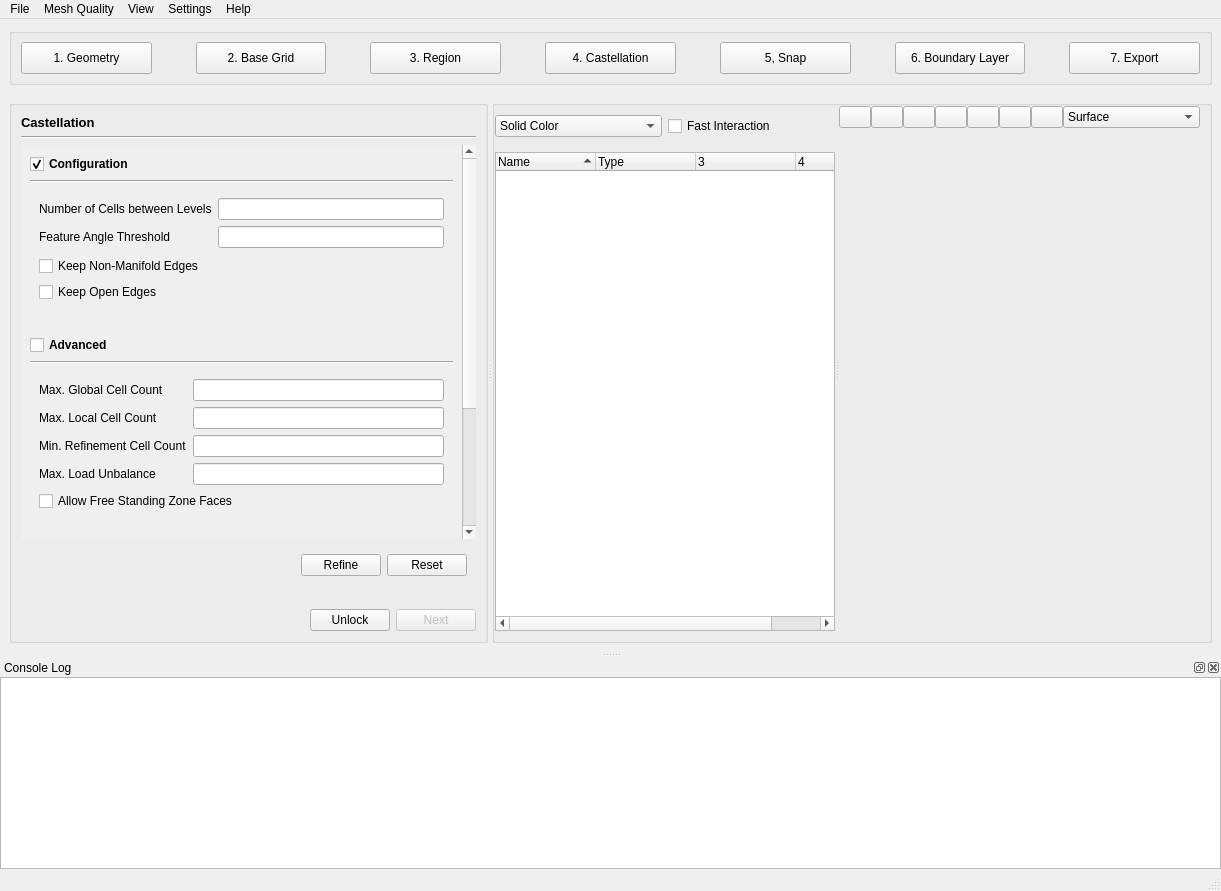
First picture: the form in view/main_window/main_window.ui, repository nextfoam/baram, before the edit.
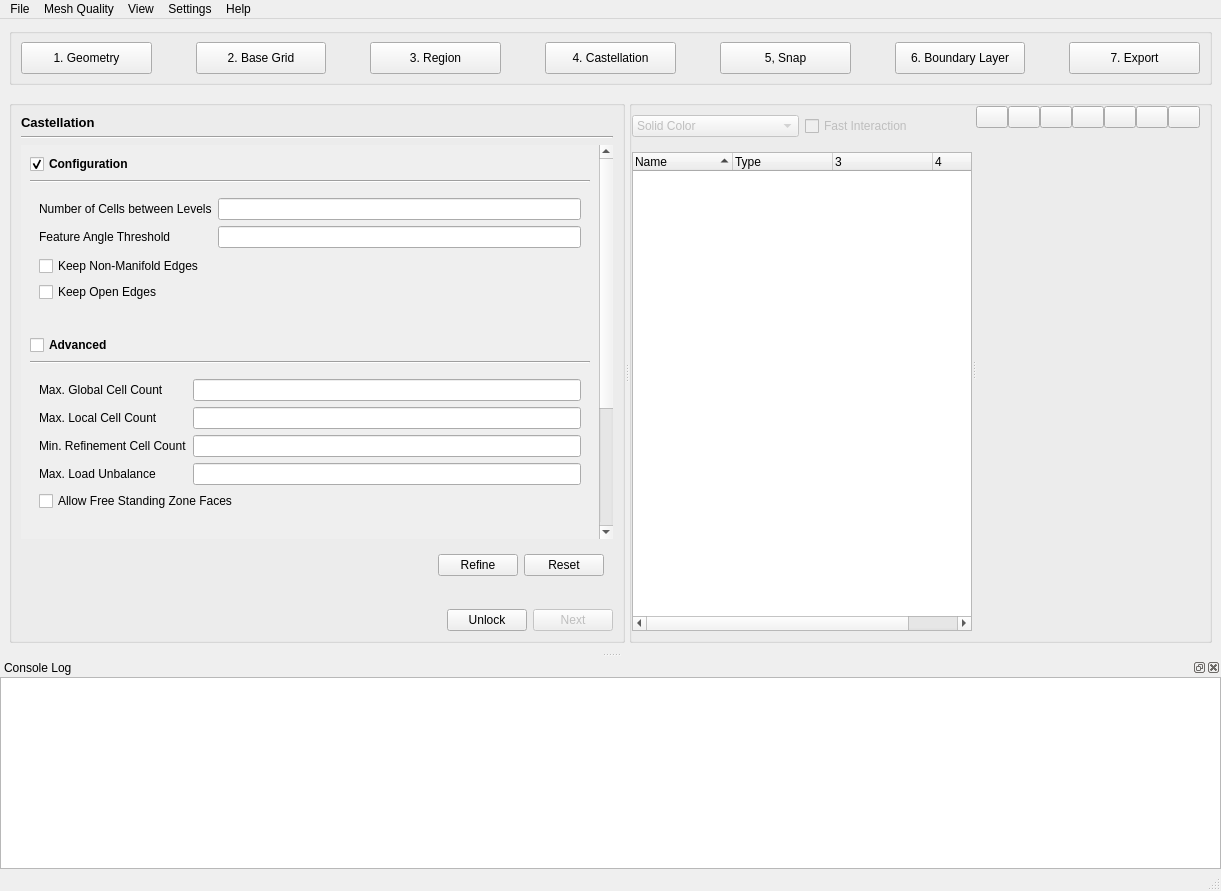
Second picture: the form after the edit. Icons and pictures are not drawn. Custom widgets are drawn as their Qt base class.

Commit message: make not-implemented buttons inactive and remove unused menu

```diff
--- a/view/main_window/main_window.ui
+++ b/view/main_window/main_window.ui
@@ -2354,6 +2354,9 @@
                   </property>
                   <item>
                    <widget class="QComboBox" name="coloringMode">
+                    <property name="enabled">
+                     <bool>false</bool>
+                    </property>
                     <item>
                      <property name="text">
                       <string>Solid Color</string>
@@ -2383,6 +2386,9 @@
                   </item>
                   <item>
                    <widget class="QCheckBox" name="fastInteraition">
+                    <property name="enabled">
+                     <bool>false</bool>
+                    </property>
                     <property name="text">
                      <string>Fast Interaction</string>
                     </property>
@@ -2643,28 +2649,6 @@
                     </property>
                    </widget>
                   </item>
-                  <item>
-                   <widget class="QComboBox" name="renderingMode">
-                    <property name="sizeAdjustPolicy">
-                     <enum>QComboBox::AdjustToContents</enum>
-                    </property>
-                    <item>
-                     <property name="text">
-                      <string>Surface</string>
-                     </property>
-                    </item>
-                    <item>
-                     <property name="text">
-                      <string>Surface With Edges</string>
-                     </property>
-                    </item>
-                    <item>
-                     <property name="text">
-                      <string>Feature Edges</string>
-                     </property>
-                    </item>
-                   </widget>
-                  </item>
                   <item>
                    <spacer name="horizontalSpacer">
                     <property name="orientation">
```
Left out of the diff: 2 changed lines with no effect on the pictures.
